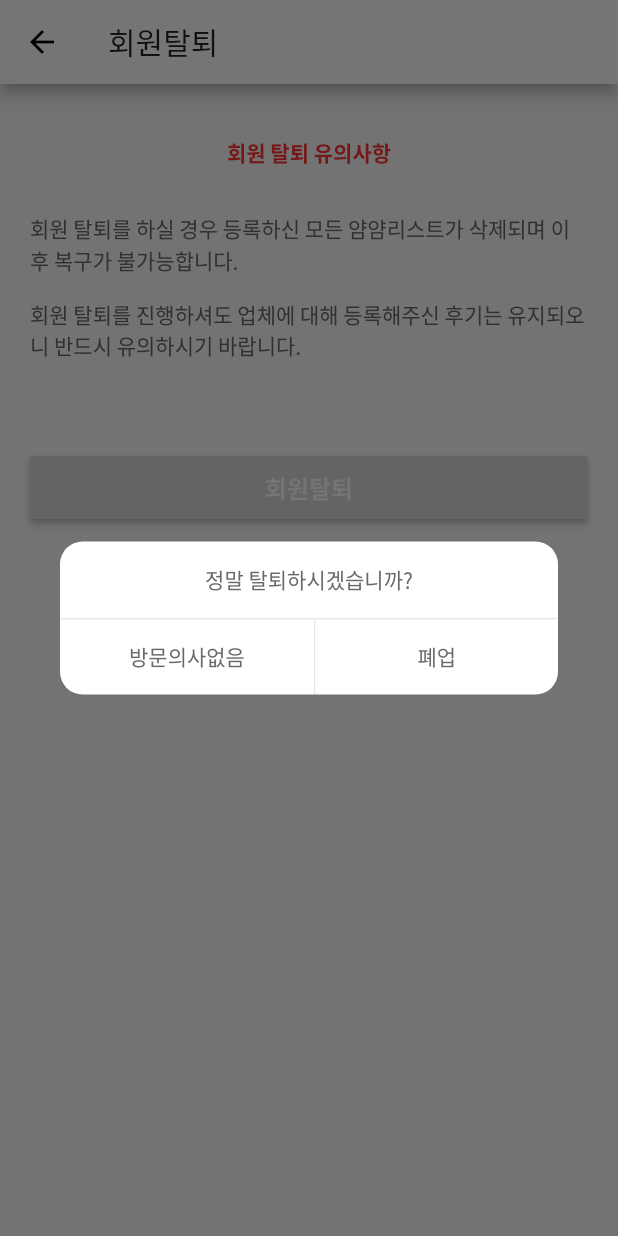
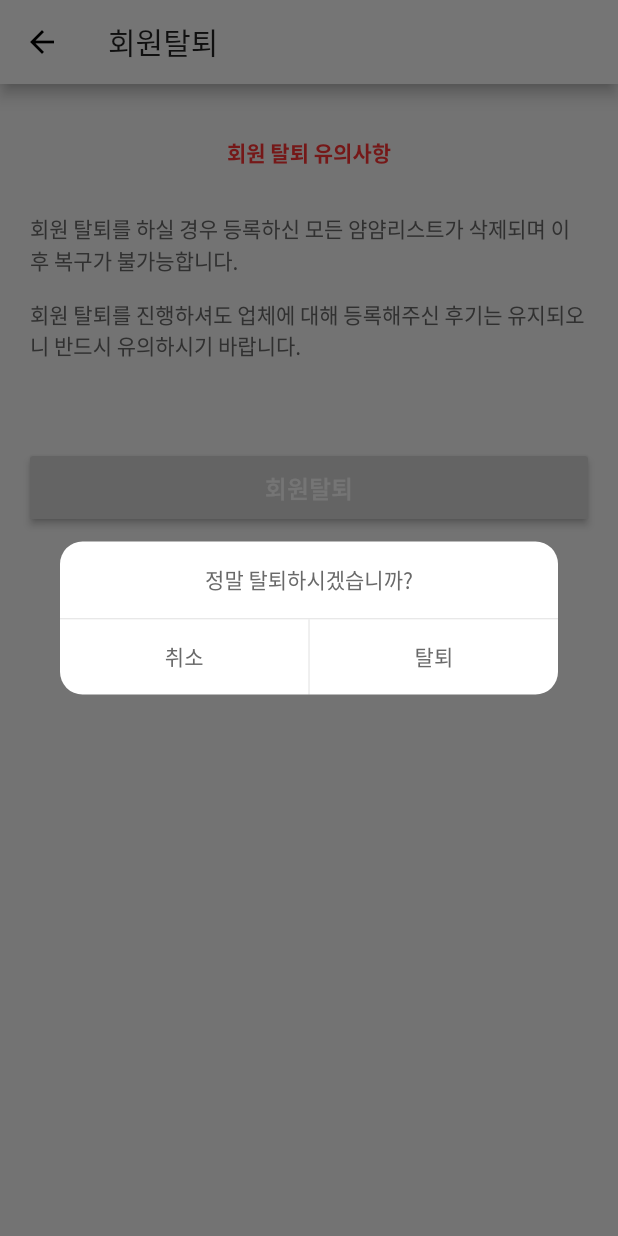
Before and after one commit to dcide6/mucketList_ui, a Flutter app: the DropoutScreen screen opened directly, after a tap on "회원탈퇴", on a phone screen of 412 x 824 dp. Run offline on Flutter 3.47's test engine with Material 2 defaults, Android fonts, the phone set to English and light mode, and no system bars; our stand-ins replace camera, dio, flutter_svg, flutter_tags, flutter_typeahead, geolocator and 3 more; missing offline and left inert: app_settings, local_image_provider, shake; network calls fail.

Commit message:
나얌UI

```diff
--- a/lib/screens/dropout_screen.dart
+++ b/lib/screens/dropout_screen.dart
@@ -1,6 +1,9 @@
+import 'package:flutter/cupertino.dart';
 import 'package:flutter/material.dart';
 import 'package:get/get.dart';
 import 'package:mklistui/constants/color.dart';
+import 'package:mklistui/home_page.dart';
+import 'package:mklistui/screens/profile_screen.dart';
 import 'package:mklistui/widgets/custom_alert_dialog.dart';
 
 class DropoutScreen extends StatelessWidget {
@@ -63,14 +66,7 @@ class DropoutScreen extends StatelessWidget {
               child: MaterialButton(
                 color: colorD9D9D9,
                 onPressed: () {
-                  //네트워크 - 회원탈퇴
-                  showDialog(
-                      context: context,
-                      builder: (BuildContext context) {
-                        return CustomAlertDialog(
-                          title: "정말 탈퇴하시겠습니까?",
-                        );
-                      });
+                  _showDropoutDialog(context);
                 },
                 child: Text(
                   '회원탈퇴',
@@ -87,4 +83,129 @@ class DropoutScreen extends StatelessWidget {
       ),
     );
   }
+
+  _showDropoutDialog(context) {
+    showDialog(
+        context: context,
+        builder: (_) => Dialog(
+              elevation: 0,
+              backgroundColor: colorFFFFFF,
+              shape: RoundedRectangleBorder(
+                borderRadius: BorderRadius.circular(15.0),
+              ),
+              child: Column(
+                mainAxisSize: MainAxisSize.min,
+                children: [
+                  SizedBox(height: 15),
+                  Text(
+                    "정말 탈퇴하시겠습니까?",
+                    style: TextStyle(
+                      fontFamily: "NotoSans-Regular",
+                      fontSize: 14,
+                      color: color696969,
+                    ),
+                  ),
+                  SizedBox(height: 15),
+                  Divider(
+                    height: 1,
+                  ),
+                  Container(
+                    height: 50,
+                    child: Row(
+                      mainAxisAlignment: MainAxisAlignment.spaceEvenly,
+                      children: [
+                        InkWell(
+                          child: Center(
+                            child: Text(
+                              "취소",
+                              style: TextStyle(
+                                fontFamily: "NotoSans-Regular",
+                                fontSize: 14,
+                                color: color696969,
+                              ),
+                            ),
+                          ),
+                          onTap: () {
+                            Get.back();
+                          },
+                        ),
+                        VerticalDivider(
+                          width: 1,
+                        ),
+                        InkWell(
+                          child: Center(
+                            child: Text(
+                              "탈퇴",
+                              style: TextStyle(
+                                fontFamily: "NotoSans-Regular",
+                                fontSize: 14,
+                                color: color696969,
+                              ),
+                            ),
+                          ),
+                          onTap: () {
+                            _showConfirmDialog(context);
+                          },
+                        ),
+                      ],
+                    ),
+                  )
+                ],
+              ),
+            ));
+  }
+
+  _showConfirmDialog(context) {
+    showDialog(
+        context: context,
+        builder: (_) => Dialog(
+              elevation: 0,
+              backgroundColor: colorFFFFFF,
+              shape: RoundedRectangleBorder(
+                borderRadius: BorderRadius.circular(15.0),
+              ),
+              child: Column(
+                mainAxisSize: MainAxisSize.min,
+                children: [
+                  SizedBox(height: 15),
+                  Text(
+                    "회원탈퇴가 완료되었습니다.",
+                    style: TextStyle(
+                      fontFamily: "NotoSans-Regular",
+                      fontSize: 14,
+                      color: color696969,
+                    ),
+                  ),
+                  SizedBox(height: 15),
+                  Divider(
+                    height: 1,
+                  ),
+                  Container(
+                    height: 50,
+                    child: Row(
+                      mainAxisAlignment: MainAxisAlignment.spaceEvenly,
+                      children: [
+                        InkWell(
+                          child: Center(
+                            child: Text(
+                              "확인",
+                              style: TextStyle(
+                                fontFamily: "NotoSans-Regular",
+                                fontSize: 14,
+                                color: color696969,
+                              ),
+                            ),
+                          ),
+                          onTap: () {
+                            Get.offAll(HomePage());
+                            //사용자 삭제하고 홈페이지로
+                          },
+                        ),
+                      ],
+                    ),
+                  )
+                ],
+              ),
+            ));
+  }
 }
--- a/lib/screens/profile_screen.dart
+++ b/lib/screens/profile_screen.dart
@@ -298,7 +298,7 @@ class _ProfileScreenState extends State<ProfileScreen> {
               ),
             ),
             SizedBox(
-              height: size.height / 5,
+              height: size.height / 10,
             )
           ],
         ),
```
